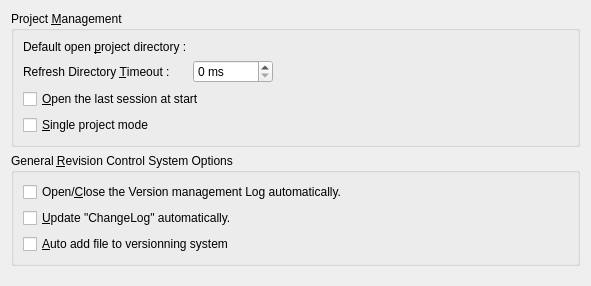
This is framework/application/customdialog/ui/customproject.ui in phoenix741/xinx as Qt 5 draws it before an edit. The edited form follows.
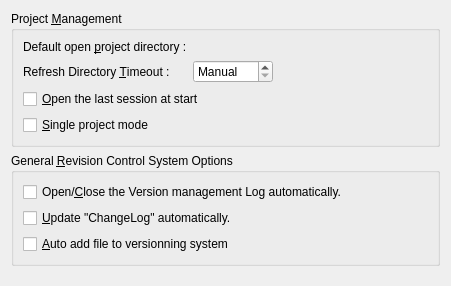
This is the edited form. Custom widgets are drawn as their Qt base class.

The edit to the form file:
```diff
--- a/framework/application/customdialog/ui/customproject.ui
+++ b/framework/application/customdialog/ui/customproject.ui
@@ -6,7 +6,7 @@
    <rect>
     <x>0</x>
     <y>0</y>
-    <width>591</width>
+    <width>451</width>
     <height>286</height>
    </rect>
   </property>
@@ -56,7 +56,10 @@
       <item row="2" column="1">
        <widget class="QSpinBox" name="m_refreshProjectTimoutSpinBox">
         <property name="whatsThis">
-         <string>Timeout before the directory view is reloaded with your filter.</string>
+         <string>Timeout before the directory view is reloaded with your filter. If time is set to 0, the view directory is only refresh when you hit &lt;i&gt;Enter&lt;/i&gt; key.</string>
+        </property>
+        <property name="specialValueText">
+         <string>Manual</string>
         </property>
         <property name="suffix">
          <string> ms</string>
```
Left out of the diff: 11 changed lines with no effect on the pictures.
